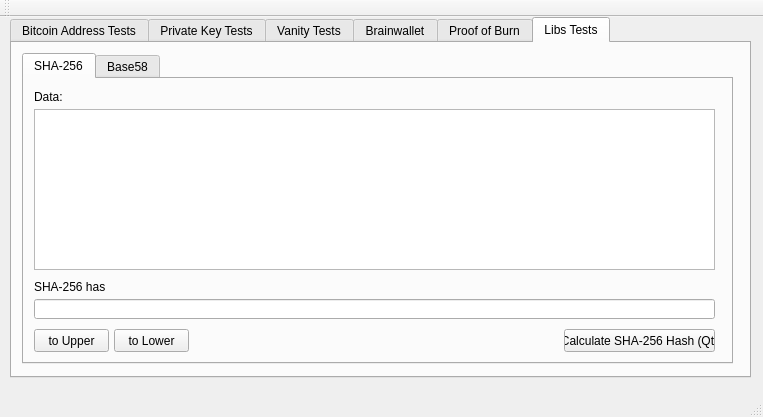
The window that src/bitcointests.ui (cosmycdevs/cryptotoolbox) describes before a commit, drawn with Qt 5.
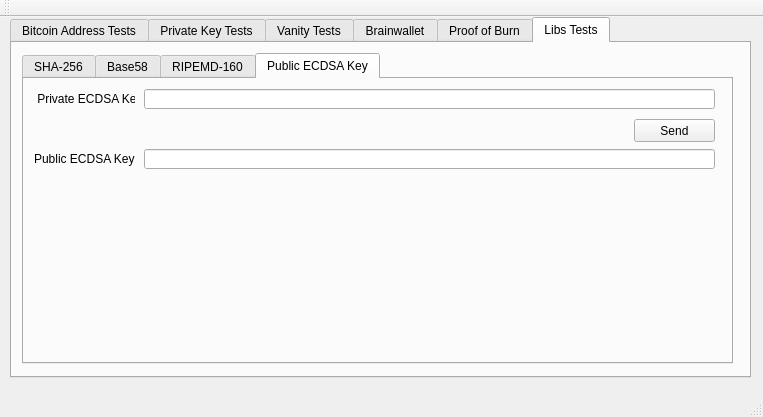
The same window after the commit. The open tabs and pages were chosen to show the change.

Patch:
```diff
--- a/src/bitcointests.ui
+++ b/src/bitcointests.ui
@@ -306,7 +306,7 @@
        </rect>
       </property>
       <property name="currentIndex">
-       <number>0</number>
+       <number>3</number>
       </property>
       <widget class="QWidget" name="tab_LibTestSHA256_2">
        <attribute name="title">
@@ -403,6 +403,75 @@
         <string>Base58</string>
        </attribute>
       </widget>
+      <widget class="QWidget" name="tab_RIPEMD160">
+       <attribute name="title">
+        <string>RIPEMD-160</string>
+       </attribute>
+      </widget>
+      <widget class="QWidget" name="tab_PublicECDSAKey">
+       <attribute name="title">
+        <string>Public ECDSA Key</string>
+       </attribute>
+       <widget class="QLineEdit" name="lineEdit_PrivECDSAKeyTests">
+        <property name="geometry">
+         <rect>
+          <x>120</x>
+          <y>10</y>
+          <width>571</width>
+          <height>20</height>
+         </rect>
+        </property>
+       </widget>
+       <widget class="QLabel" name="label_PrivECDSAKeyTests">
+        <property name="geometry">
+         <rect>
+          <x>10</x>
+          <y>10</y>
+          <width>101</width>
+          <height>20</height>
+         </rect>
+        </property>
+        <property name="text">
+         <string> Private ECDSA Key:</string>
+        </property>
+       </widget>
+       <widget class="QPushButton" name="pushButton_CalcPublicECDSAKeyTests">
+        <property name="geometry">
+         <rect>
+          <x>610</x>
+          <y>40</y>
+          <width>81</width>
+          <height>23</height>
+         </rect>
+        </property>
+        <property name="text">
+         <string>Send</string>
+        </property>
+       </widget>
+       <widget class="QLabel" name="label_PublicECDSAKeyTests">
+        <property name="geometry">
+         <rect>
+          <x>10</x>
+          <y>70</y>
+          <width>101</width>
+          <height>20</height>
+         </rect>
+        </property>
+        <property name="text">
+         <string>Public ECDSA Key:</string>
+        </property>
+       </widget>
+       <widget class="QLineEdit" name="lineEdit_PublicECDSAKeyTests">
+        <property name="geometry">
+         <rect>
+          <x>120</x>
+          <y>70</y>
+          <width>571</width>
+          <height>20</height>
+         </rect>
+        </property>
+       </widget>
+      </widget>
      </widget>
     </widget>
    </widget>
```
Left out of the diff: 2 changed lines with no effect on the pictures.
